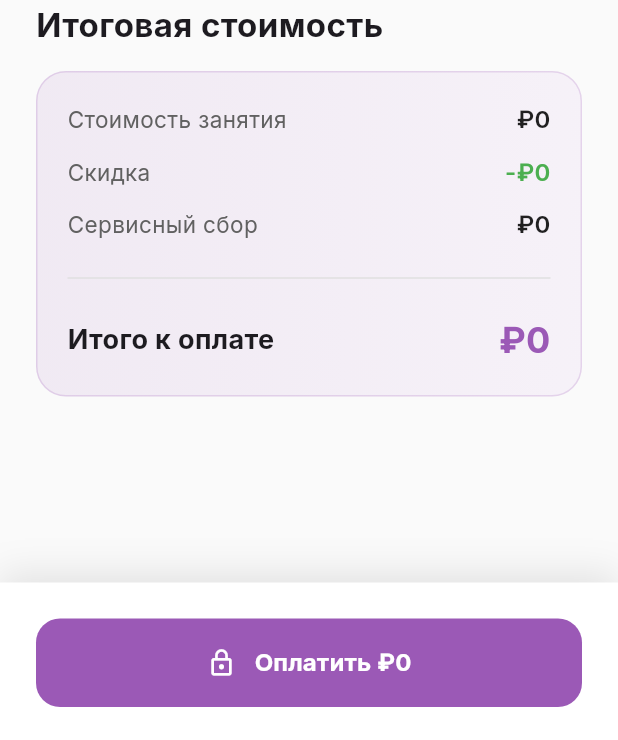
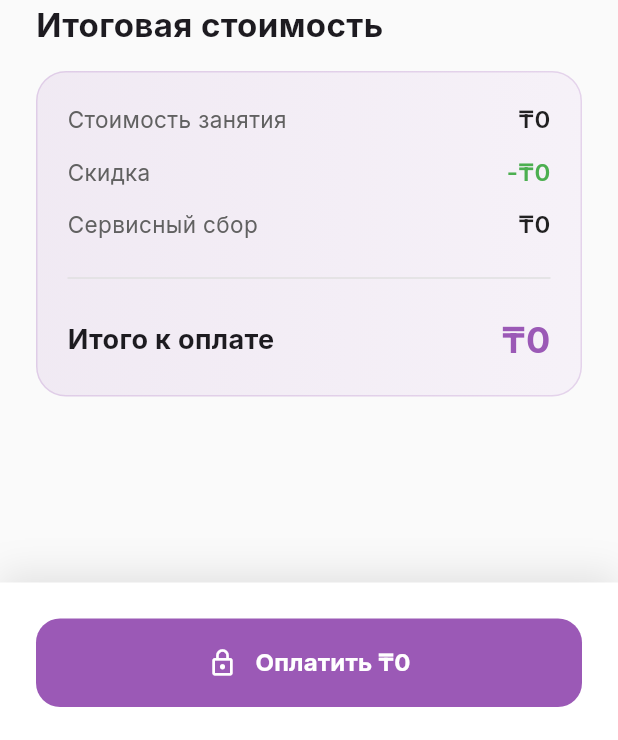
Before and after one commit to 111KartoFan111/aru_dance, a Flutter app: the PaymentScreen screen opened directly with empty values, scrolled down 423 dp, on a phone screen of 412 x 824 dp. Shown: the part 493-1233 px from the top of the screen. Run offline on Flutter 3.47's test engine with Material 3 defaults, Android fonts, the light colour scheme and no system bars; our stand-ins replace flutter_svg, google_fonts; network calls fail.

Commit message:
В принципе все готово

```diff
--- a/lib/screens/class_details_screen.dart
+++ b/lib/screens/class_details_screen.dart
@@ -336,7 +336,7 @@ class _ClassDetailsScreenState extends State<ClassDetailsScreen> {
         _buildDetailItem(
           icon: Icons.attach_money,
           title: 'Цена',
-          value: '₽${widget.classDetails['price']}',
+          value: '₸${widget.classDetails['price']}',
           color: const Color(0xFF4CAF50),
         ),
         _buildDetailItem(
@@ -536,7 +536,7 @@ class _ClassDetailsScreenState extends State<ClassDetailsScreen> {
                 ),
                 const SizedBox(height: 4),
                 Text(
-                  '₽${widget.classDetails['price']}',
+                  '₸${widget.classDetails['price']}',
                   style: const TextStyle(
                     fontSize: 28,
                     fontWeight: FontWeight.bold,
--- a/lib/screens/payment_screen.dart
+++ b/lib/screens/payment_screen.dart
@@ -364,11 +364,11 @@ class _PaymentScreenState extends State<PaymentScreen> {
       ),
       child: Column(
         children: [
-          _buildPriceRow('Стоимость занятия', '₽${widget.classDetails['price']}'),
+          _buildPriceRow('Стоимость занятия', '₸${widget.classDetails['price']}'),
           const SizedBox(height: 12),
-          _buildPriceRow('Скидка', '-₽0', color: const Color(0xFF4CAF50)),
+          _buildPriceRow('Скидка', '-₸0', color: const Color(0xFF4CAF50)),
           const SizedBox(height: 12),
-          _buildPriceRow('Сервисный сбор', '₽0'),
+          _buildPriceRow('Сервисный сбор', '₸0'),
           const SizedBox(height: 16),
           Divider(color: Colors.grey[300]),
           const SizedBox(height: 16),
@@ -383,7 +383,7 @@ class _PaymentScreenState extends State<PaymentScreen> {
                 ),
               ),
               Text(
-                '₽${widget.classDetails['price']}',
+                '₸${widget.classDetails['price']}',
                 style: const TextStyle(
                   fontWeight: FontWeight.bold,
                   fontSize: 24,
@@ -476,7 +476,7 @@ class _PaymentScreenState extends State<PaymentScreen> {
                     const Icon(Icons.lock_outline, color: Colors.white, size: 20),
                     const SizedBox(width: 12),
                     Text(
-                      'Оплатить ₽${widget.classDetails['price']}',
+                      'Оплатить ₸${widget.classDetails['price']}',
                       style: const TextStyle(
                         fontSize: 16,
                         fontWeight: FontWeight.bold,
```
Also changed, not shown: lib/screens/home_screen.dart (+13 -4 lines).
